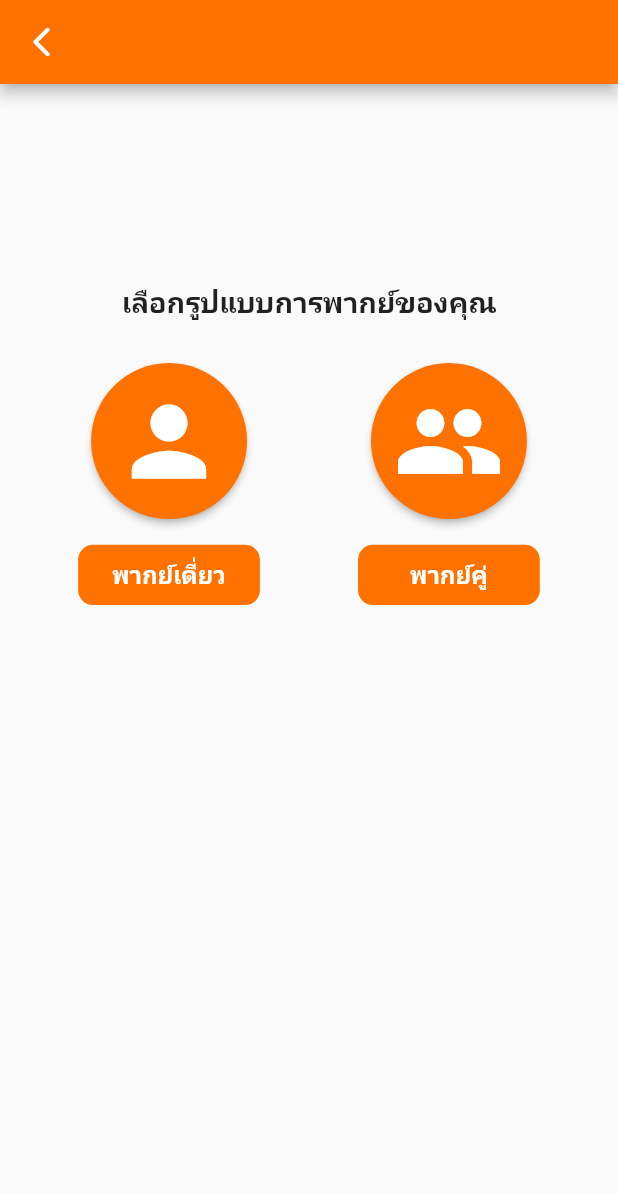
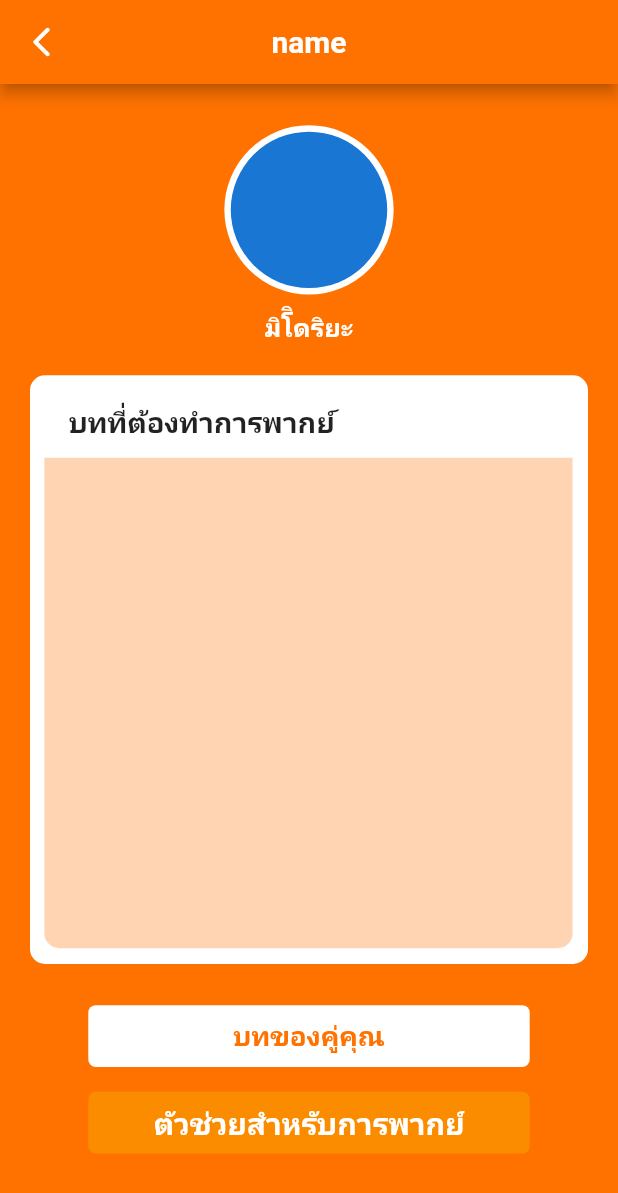
Before and after one commit to Napat-Edu/Overvoice, a Flutter app: the Start screen opened directly with empty values, after a tap on "พากย์คู่", on a phone screen of 412 x 824 dp. Shown: the top 1193 px of the screen. Run offline on Flutter 3.47's test engine with Material 2 defaults, Android fonts, the light colour scheme and no system bars; our stand-ins replace audioplayers, cloud_firestore, firebase_auth, firebase_core, firebase_storage, flutter_signin_button and 4 more; missing offline and left inert: dart:ffi, flutter_beep, flutter_sound; accounts and stored records are empty; network calls fail.

Commit message:
[Add] Duo function

```diff
--- a/lib/controller/recordButton_controller_duo.dart
+++ b/lib/controller/recordButton_controller_duo.dart
@@ -105,7 +105,7 @@ class _RecordButtonDuoState extends State<RecordButtonDuo> {
             onPressed: status || isStopped && StageVoice != 0
                 ? null
                 : () async {
-                    if (StageVoice == TimeCountDown.length) {
+                    if (StageVoice > TimeCountDown.length) {
                       await recorder._stop();
                     } else if (TimeCountDown[StageVoice].isNotEmpty) {
                       if (StageVoice == 0) {
--- a/lib/controller/recordButton_controller_duo_coop.dart
+++ b/lib/controller/recordButton_controller_duo_coop.dart
@@ -11,20 +11,24 @@ import 'package:audioplayers/audioplayers.dart';
 import '../screen/record_page.dart';
 
 class RecordButtonDuoCoop extends StatefulWidget {
-  final ValueChanged<int> converIndexSetter;
+  // final ValueChanged<int> converIndexSetter;
   List conversationList;
   String character;
   String hisID;
-  RecordButtonDuoCoop(this.conversationList, this.hisID, this.character,
-      {required this.converIndexSetter, super.key});
+  String soundOver;
+  RecordButtonDuoCoop(
+      this.conversationList, this.hisID, this.character, this.soundOver,
+      {super.key});
 
   @override
   State<RecordButtonDuoCoop> createState() =>
-      _RecordButtonDuoCoopState(conversationList, hisID, character,
-          converIndexSetter: converIndexSetter);
+      _RecordButtonDuoCoopState(conversationList, hisID, character, soundOver);
 }
 
 bool voiceStart = false;
+// dummy
+String HistoryID = 'E5iMPSaSyjIo8YZK108U';
+String VoiceName = '2022-12-0501:10:05994528omegyzr.aac';
 
 class _RecordButtonDuoCoopState extends State<RecordButtonDuoCoop> {
   int number = 0;
@@ -37,11 +41,12 @@ class _RecordButtonDuoCoopState extends State<RecordButtonDuoCoop> {
 
   List conversationList;
   String character;
+  String soundOver;
 
-  final ValueChanged<int> converIndexSetter;
+  // final ValueChanged<int> converIndexSetter;
 
-  _RecordButtonDuoCoopState(this.conversationList, this.hisID, this.character,
-      {required this.converIndexSetter});
+  _RecordButtonDuoCoopState(
+      this.conversationList, this.hisID, this.character, this.soundOver);
 
   Object? get TimeCountDown => null;
 
@@ -66,6 +71,7 @@ class _RecordButtonDuoCoopState extends State<RecordButtonDuoCoop> {
     final isPaused = recorder.isPaused;
     final isStopped = recorder.isStopped;
     final text;
+
     if (isPaused) {
       text = 'อ่านบทแล้ว พร้อมพากย์ต่อ';
     } else if (isRecording) {
@@ -105,21 +111,23 @@ class _RecordButtonDuoCoopState extends State<RecordButtonDuoCoop> {
             onPressed: status || isStopped && StageVoice != 0
                 ? null
                 : () async {
-                    if (StageVoice == TimeCountDown.length) {
+                    if (StageVoice >= TimeCountDown.length) {
                       await recorder._stop();
                     } else if (TimeCountDown[StageVoice].isNotEmpty) {
                       if (StageVoice == 0) {
-                        converIndexSetter(Record.converIndex);
+                        // converIndexSetter(Record.converIndex);
                         await recorder._record();
                       } else {
                         await recorder._resume();
                         await null;
                       }
-                      countdown(int.parse(TimeCountDown[StageVoice++]),
+                      countdown(int.parse(TimeCountDown[StageVoice]),
                           TimeCountDown.length);
                       //print(TimeCountDown[StageVoice++]);
                     }
-                    setState(() {});
+                    setState(() {
+                      StageVoice += 1;
+                    });
                   },
             child: Text(
               StageVoice >= TimeCountDown.length
@@ -150,8 +158,8 @@ class _RecordButtonDuoCoopState extends State<RecordButtonDuoCoop> {
         }
 
         // go for next conversation index in record_page
-        Record.converIndex++;
-        converIndexSetter(Record.converIndex);
+        // Record.converIndex++;
+        // converIndexSetter(Record.converIndex);
 
         setState(() {});
       }
@@ -245,7 +253,7 @@ class SoundRecorder {
     CollectionReference usersHistory =
         FirebaseFirestore.instance.collection('History');
     usersHistory
-        .doc(hisID)
+        .doc(HistoryID)
         .update({
           "sound_2": voiceName,
           "status": true,
--- a/lib/screen/listen_page.dart
+++ b/lib/screen/listen_page.dart
@@ -247,8 +247,8 @@ class _ListenPageState extends State<ListenPage> {
                       final storageRef = await FirebaseStorage.instance.ref();
                       final soundRefA = await storageRef.child(
                           listenList.audioFileName!); // <-- your file name
-                      final soundRefBGM = await storageRef
-                          .child("helloworld2.aac"); // <-- your file name
+                      final soundRefBGM = await storageRef.child(
+                          "2022-12-0501:53:51917537xshot45.aac"); // <-- your file name
                       final metaDataA = await soundRefA.getDownloadURL();
                       final metaDataBGM = await soundRefBGM.getDownloadURL();
                       log('data: ${metaDataA.toString()}');
--- /dev/null
+++ b/lib/screen/record_duo_page.dart
@@ -0,0 +1,286 @@
+import 'package:flutter/material.dart';
+import 'package:overvoice_project/controller/recordButton_controller.dart';
+import 'package:overvoice_project/controller/recordButton_controller_duo.dart';
+import 'package:audioplayers/audioplayers.dart';
+import 'dart:developer';
+import 'package:firebase_storage/firebase_storage.dart';
+
+import '../controller/recordButton_controller_duo_coop.dart';
+
+class RecordDuo extends StatefulWidget {
+  RecordDuo({super.key});
+
+  static int converIndex = 0;
+
+  @override
+  State<RecordDuo> createState() => _RecordDuoState();
+}
+
+class _RecordDuoState extends State<RecordDuo> {
+  _RecordDuoState();
+
+  bool isPlaying = false;
+  bool checkButton =
+      false; // for check status of button (ว่าปุ่มนี้กำลังกดอยู่หรือไม่ กันกดปุ่มทับกัน)
+  List currentConverDuration = []; // list of conversation duration
+  int timeTotal = 0;
+  int checkTime = 0;
+  Duration duration = Duration.zero;
+  Duration position = Duration.zero;
+
+  AudioPlayer audioPlayer = AudioPlayer();
+  PlayerState playerState = PlayerState.stopped;
+  bool isStarted = false;
+
+  @override
+  void initState() {
+    super.initState();
+
+    // Listen to states: playing, paused, stopped
+    audioPlayer.onPlayerStateChanged.listen((PlayerState s) {
+      //print('Current player state: $s');
+      if (!mounted) return;
+      setState(() => playerState = s);
+    });
+
+    // Listen to audio duration
+    audioPlayer.onDurationChanged.listen((Duration d) {
+      //print('Max duration: $d');
+      if (!mounted) return;
+      setState(() => duration = d);
+    });
+
+    // Listen to audio position
+    audioPlayer.onPositionChanged.listen((Duration p) {
+      if (!mounted) return;
+      setState(() => position = p);
+      if (p.inSeconds >= this.timeTotal) {
+        pause();
+        audioPlayer.seek(Duration(
+            seconds:
+                timeTotal - int.parse(this.currentConverDuration[checkTime])));
+      }
+    });
+
+    audioPlayer.onPlayerComplete.listen((event) {
+      isPlaying = false;
+      if (!mounted) return;
+      setState(() {
+        position = duration;
+      });
+    });
+  }
+
+  @override
+  void dispose() {
+    RecordDuo.converIndex = 0;
+    audioPlayer.dispose();
+    super.dispose();
+  }
+
+  @override
+  Widget build(BuildContext context) {
+    double screenWidth = MediaQuery.of(context).size.width;
+    double screenHeight = MediaQuery.of(context).size.height;
+    return Scaffold(
+      appBar: AppBar(
+        title: Text(
+          "name",
+          style: TextStyle(fontWeight: FontWeight.bold),
+        ),
+        centerTitle: true,
+        backgroundColor: Color(0xFFFF7200),
+        leading: IconButton(
+          icon: Icon(
+            Icons.arrow_back_ios_rounded,
+          ),
+          onPressed: () {
+            Navigator.pop(context);
+          },
+        ),
+      ),
+      body: Container(
+        padding: EdgeInsets.only(top: screenHeight / 30, left: 20, right: 20),
+        width: double.infinity,
+        height: double.infinity,
+        color: Color(0xFFFF7200),
+        child: Column(
+          children: <Widget>[
+            CircleAvatar(
+              radius: screenWidth / 7.3,
+              backgroundColor: Colors.white,
+              child: Align(
+                alignment: Alignment.center,
+                child: CircleAvatar(
+                  radius: screenWidth / 7.9,
+                ),
+              ),
+            ),
+            SizedBox(
+              height: screenHeight / 80,
+            ),
+            Text(
+              "มิโิดริยะ",
+              style: TextStyle(
+                  fontSize: 17,
+                  fontWeight: FontWeight.w600,
+                  color: Colors.white),
+            ),
+            SizedBox(
+              height: screenHeight / 40,
+            ),
+            Stack(
+              children: <Widget>[
+                Container(
+                  height: screenHeight / 2.1, // กรอบบท
+                  width: double.infinity,
+                  padding: EdgeInsets.only(
+                      top: screenHeight / 44.5, left: 26, right: 26),
+                  decoration: BoxDecoration(
+                      color: Colors.white,
+                      borderRadius: BorderRadius.all(Radius.circular(10))),
+                  child: Column(
+                    children: <Widget>[
+                      Align(
+                        alignment: Alignment.topLeft,
+                        child: Text(
+                          "บทที่ต้องทำการพากย์",
+                          style: TextStyle(
+                            fontSize: 19,
+                            fontWeight: FontWeight.bold,
+                          ),
+                        ),
+                      ),
+                      SizedBox(
+                        height: screenHeight / 49,
+                      ),
+                    ],
+                  ),
+                ),
+                Positioned(
+                    top: screenHeight / 15,
+                    left: screenWidth / 43,
+                    height: screenHeight / 2.52,
+                    width: screenWidth / 1.17, // บท
+                    child: Container(
+                      decoration: BoxDecoration(
+                          color: Color(0xFFFFD4B2),
+                          borderRadius: BorderRadius.only(
+                              bottomLeft: Radius.circular(10),
+                              bottomRight: Radius.circular(10))),
+                      //ConversationController(conversationList),
+                    ))
+              ],
+            ),
+            SizedBox(
+              height: screenHeight / 30,
+            ),
+            // record button all-function here
+            RecordButtonDuoCoop([
+              "ท็อปฮีโร่น่ะ มักจะสร้างตำนานตั้งแต่สมัยเรียน ในเรื่องราวของพวกเขามีสิ่งหนึ่งที่เหมือนกัน ร่างกายของพวกเขาขยับก่อนที่จะได้คิดยังไงล่ะ(3:ออลไมท์)",
+              "ด้วยเหตุผลบางอย่าง ผมนึกถึงคำพูดของแม่ขึ้นมา(4:มิโดริยะ)",
+              "เธอเองก็ เป็นแบบนั้นใช่มั้ยล่ะ(5:ออลไมท์)",
+              "ตอบรับด้วยเสียงสะอื้น และคิดในใจว่า ไม่ใช่อย่างนั้นหรอกครับคุณแม่ ในตอนนั้น สิ่งที่ผมอยากให้แม่พูดน่ะ สิ่งที่ผมอยากได้ยินก็คือ(3:มิโดริยะ)",
+              "นายเอง ก็เป็นฮีโร่ได้นะ(2:ออลไมท์)",
+              "ตอบรับด้วยเสียงสะอื้นปนร้องไห้ และคิดในใจอีกครั้งว่า ในที่สุดความฝันก็กลายเป็นจริง จากนั้นเว้นช่วงเล็กน้อยและพูดว่า และนี่ คือเรื่องราวก่อนที่ผมจะกลายเป็นฮีโร่ที่ยอดยี่ยมที่สุด(3:มิโดริยะ)"
+            ], "5GWs2nJnWnZPIY86nvlx", "มิโดริยะ",
+                "2022-12-0501:10:05994528omegyzr.aac"),
+            SizedBox(
+              height: screenHeight / 50,
+            ),
+            SizedBox(
+              width: screenWidth / 1.4,
+              height: screenHeight / 20,
+              child: TextButton(
+                style: TextButton.styleFrom(
+                    shape: RoundedRectangleBorder(
+                        borderRadius: BorderRadius.circular(5)),
+                    backgroundColor: Color(0xFFFB8C00),
+                    foregroundColor: Colors.white,
+                    textStyle: const TextStyle(
+                        fontSize: 20, fontWeight: FontWeight.w600)),
+                onPressed: () async {
+                  // condition for check button (ถ้าปุ่มถูกกดอยู่จะ return)
+                  if (checkButton == true) {
+                    return;
+                  }
+                  if (isPlaying == false) {
+                    // -------------------- Old setup song --------------------
+                    // final storageRef = await FirebaseStorage.instance.ref();
+                    // final time = await RecordButton.TimeCountDown.instance();
+                    // final soundRefA = await storageRef
+                    //     .child(listenList.audioFileName!); // <-- your file name
+                    // final soundRefBGM = await storageRef
+                    //     .child("helloworld2.aac"); // <-- your file name
+                    // final metaDataA = await soundRefA.getDownloadURL();
+                    // final metaDataBGM = await soundRefBGM.getDownloadURL();
+                    // String urlBGM =
+                    //     "https://firebasestorage.googleapis.com/v0/b/overvoice.appspot.com/o/2022-11-2023%3A18%3A09286200omegyzr.aac?alt=media&token=ad617cec-18da-4286-856b-36564cb0776d";
+                    // log('data: ${metaDataA.toString()}');
+                    // log('data: ${metaDataBGM.toString()}');
+                    // await audioPlayer.setSourceUrl(urlBGM);
+                    // isPlaying = true;
+                    play();
+                  } else {
+                    isPlaying = false;
+                    pause();
+                  }
+                },
+                child: const Text('ตัวช่วยสำหรับการพากย์'),
+              ),
+            ),
+          ],
+        ),
+      ),
+    );
+  }
+
+  Future play() async {
+    audioPlayer.resume();
+  }
+
+  Future pause() async {
+    await audioPlayer.pause();
+    isPlaying = false;
+  }
+
+  Future checkStatus(bool status) async {
+    if (status == true) {
+      checkButton = true;
+    } else {
+      print("Status is checked");
+      await audioPlayer.seek(Duration(seconds: timeTotal));
+      position = Duration(seconds: timeTotal);
+      checkTime++;
+
+      if (checkTime < this.currentConverDuration.length) {
+        timeTotal += int.parse(this.currentConverDuration[checkTime]);
+        print(
+            "checktime: ${this.checkTime}, timetotal: ${this.timeTotal}, timelength: ${this.currentConverDuration.length}, position: ${this.position}");
+      }
+
+      checkButton = false;
+    }
+  }
+
+  Future setup(List times) async {
+    this.currentConverDuration = times;
+    if (timeTotal == 0) {
+      timeTotal = int.parse(this.currentConverDuration[0]);
+      final storageRef = await FirebaseStorage.instance.ref();
+      // final time = await RecordButton.TimeCountDown.instance();
+      // final soundRefA = await storageRef
+      //     .child(listenList.audioFileName!); // <-- your file name
+      // final soundRefBGM =
+      //     await storageRef.child("helloworld2.aac"); // <-- your file name
+      // final metaDataA = await soundRefA.getDownloadURL();
+      // final metaDataBGM = await soundRefBGM.getDownloadURL();
+      String urlBGM =
+          "https://firebasestorage.googleapis.com/v0/b/overvoice.appspot.com/o/2022-11-2023%3A18%3A09286200omegyzr.aac?alt=media&token=ad617cec-18da-4286-856b-36564cb0776d";
+      // log('data: ${metaDataA.toString()}');
+      // log('data: ${metaDataBGM.toString()}');
+      await audioPlayer.setSourceUrl(urlBGM);
+      print("Already Set!");
+    }
+  }
+}
--- a/lib/screen/record_select_type_page.dart
+++ b/lib/screen/record_select_type_page.dart
@@ -1,5 +1,8 @@
 import 'package:flutter/material.dart';
+import 'package:overvoice_project/screen/record_duo_page.dart';
 import 'package:overvoice_project/screen/record_select_character_page.dart';
+
+import '../controller/recordButton_controller_duo_coop.dart';
 
 class Start extends StatefulWidget {
   Map<String, dynamic> detaillMap;
@@ -17,7 +20,6 @@ class _StartState extends State<Start> {
 
   @override
   Widget build(BuildContext context) {
-
     double screenWidth = MediaQuery.of(context).size.width;
     double screenHeight = MediaQuery.of(context).size.height;
 
@@ -128,7 +130,12 @@ class _StartState extends State<Start> {
                           foregroundColor: Colors.white,
                           textStyle: const TextStyle(
                               fontSize: 16, fontWeight: FontWeight.w600)),
-                      onPressed: () {},
+                      onPressed: () {
+                        Navigator.push(
+                            context,
+                            MaterialPageRoute(
+                                builder: (context) => (RecordDuo())));
+                      },
                       child: const Text('พากย์คู่'),
                     ),
                   )
```
